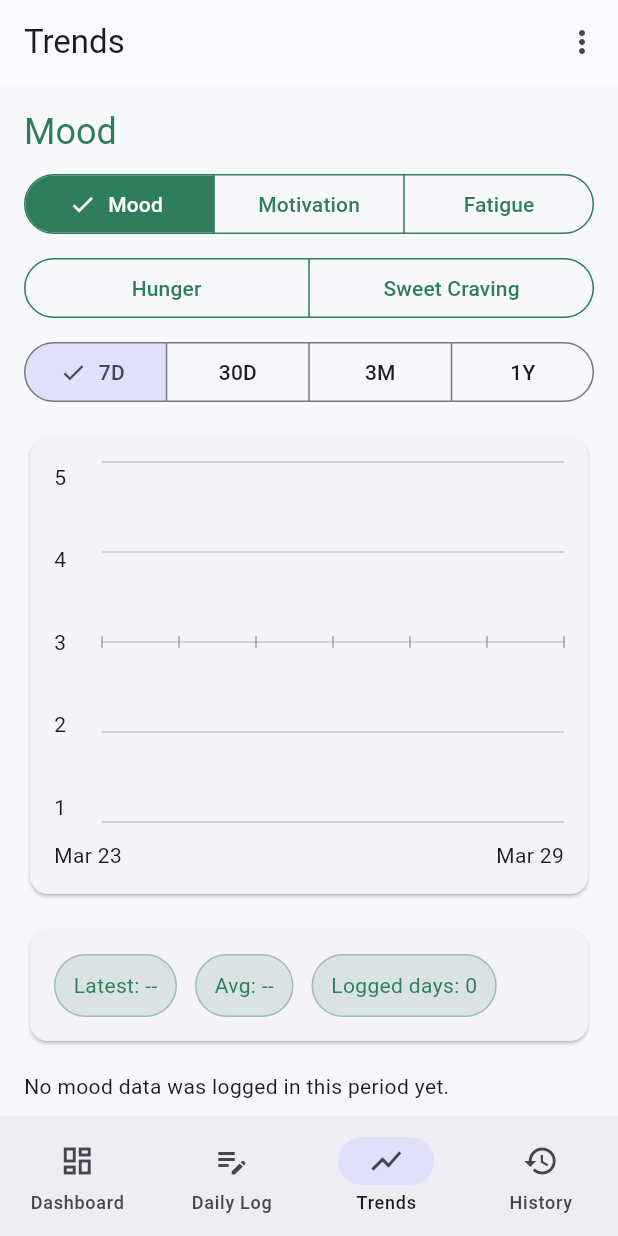
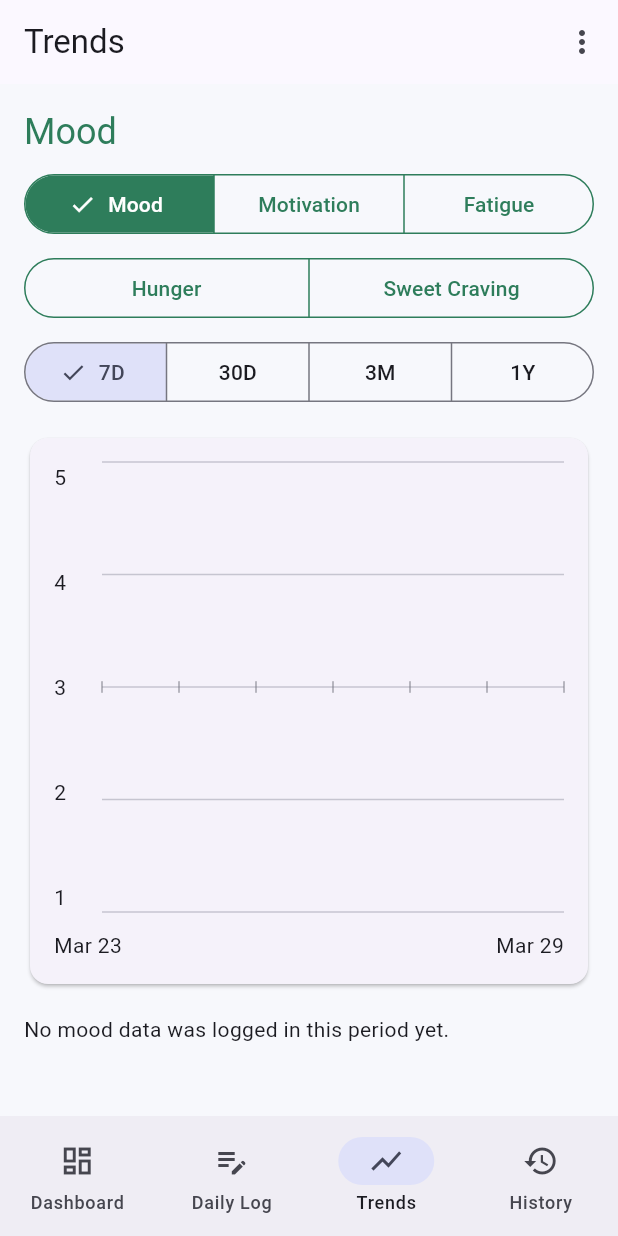
Before and after one commit to EriMidorikawa/mood_tracker, a Flutter app: the screen it shows after launch, item 3 of the bottom bar chosen, on a phone screen of 412 x 824 dp. Run offline on Flutter 3.47's test engine with Material 3 defaults, Android fonts, the phone set to English and light mode, and no system bars; our stand-ins replace shared_preferences.

Commit message:
Remove summary section below trends chart

```diff
--- a/lib/features/trends/trends_page.dart
+++ b/lib/features/trends/trends_page.dart
@@ -34,14 +34,6 @@ class _TrendsPageState extends State<TrendsPage> {
       metricKey: _selectedMetric.key,
       selectedYear: selectedYear,
     );
-    final loggedValues = series.points
-        .where((point) => point.value != null)
-        .map((point) => point.value!)
-        .toList();
-    final latestValue = loggedValues.isEmpty ? null : loggedValues.last;
-    final averageValue = loggedValues.isEmpty
-        ? null
-        : loggedValues.reduce((sum, value) => sum + value) / loggedValues.length;
 
     return Scaffold(
       appBar: AppBar(
@@ -134,7 +126,7 @@ class _TrendsPageState extends State<TrendsPage> {
                 crossAxisAlignment: CrossAxisAlignment.start,
                 children: [
                   SizedBox(
-                    height: 240,
+                    height: 300,
                     child: _MetricChart(
                       points: series.points,
                       accentColor: metricColor,
@@ -155,43 +147,7 @@ class _TrendsPageState extends State<TrendsPage> {
               ),
             ),
           ),
-          const SizedBox(height: 16),
-          Card(
-            child: Padding(
-              padding: const EdgeInsets.all(16),
-              child: Wrap(
-                spacing: 12,
-                runSpacing: 12,
-                children: [
-                  _SummaryPill(
-                    accentColor: metricColor,
-                    label: 'Latest',
-                    value: latestValue == null
-                        ? '--'
-                        : latestValue.toStringAsFixed(
-                            _selectedRange == _TrendRange.sevenDays ||
-                                    _selectedRange == _TrendRange.thirtyDays
-                                ? 0
-                                : 1,
-                          ),
-                  ),
-                  _SummaryPill(
-                    accentColor: metricColor,
-                    label: 'Avg',
-                    value: averageValue == null
-                        ? '--'
-                        : averageValue.toStringAsFixed(1),
-                  ),
-                  _SummaryPill(
-                    accentColor: metricColor,
-                    label: series.summaryLabel,
-                    value: '${series.loggedCount}',
-                  ),
-                ],
-              ),
-            ),
-          ),
-          if (loggedValues.isEmpty) ...[
+          if (series.loggedCount == 0) ...[
             const SizedBox(height: 16),
             Text(
               'No ${_selectedMetric.label.toLowerCase()} data was logged in this period yet.',
@@ -449,34 +405,6 @@ class _MonthAxisLabels extends StatelessWidget {
   }
 }
 
-class _SummaryPill extends StatelessWidget {
-  const _SummaryPill({
-    required this.accentColor,
-    required this.label,
-    required this.value,
-  });
-
-  final Color accentColor;
-  final String label;
-  final String value;
-
-  @override
-  Widget build(BuildContext context) {
-    return Container(
-      padding: const EdgeInsets.symmetric(horizontal: 12, vertical: 10),
-      decoration: BoxDecoration(
-        color: accentColor.withValues(alpha: 0.14),
-        borderRadius: BorderRadius.circular(999),
-        border: Border.all(color: accentColor.withValues(alpha: 0.35)),
-      ),
-      child: Text(
-        '$label: $value',
-        style: TextStyle(color: accentColor),
-      ),
-    );
-  }
-}
-
 class _MetricPoint {
   const _MetricPoint({
     required this.date,
@@ -504,7 +432,6 @@ class _TrendSeries {
     required this.points,
     required this.startLabel,
     required this.endLabel,
-    required this.summaryLabel,
     required this.loggedCount,
     required this.showRangeLabels,
     required this.monthMarkers,
@@ -513,7 +440,6 @@ class _TrendSeries {
   final List<_MetricPoint> points;
   final String startLabel;
   final String endLabel;
-  final String summaryLabel;
   final int loggedCount;
   final bool showRangeLabels;
   final List<_MonthMarker> monthMarkers;
@@ -644,7 +570,6 @@ _TrendSeries _buildDailySeries({
     points: points,
     startLabel: _formatShortDate(points.first.date),
     endLabel: _formatShortDate(points.last.date),
-    summaryLabel: 'Logged days',
     loggedCount: valuesByDate.length,
     showRangeLabels: true,
     monthMarkers: const [],
@@ -696,7 +621,6 @@ _TrendSeries _buildWeeklySeries({
     points: points,
     startLabel: _formatShortDate(points.first.date),
     endLabel: _formatShortDate(points.last.date),
-    summaryLabel: 'Logged weeks',
     loggedCount: points.where((point) => point.value != null).length,
     showRangeLabels: false,
     monthMarkers: monthMarkers,
@@ -748,7 +672,6 @@ _TrendSeries _buildThisYearSeries({
     points: points,
     startLabel: _formatShortDate(points.first.date),
     endLabel: _formatShortDate(points.last.date),
-    summaryLabel: 'Logged periods',
     loggedCount: points.where((point) => point.value != null).length,
     showRangeLabels: false,
     monthMarkers: monthMarkers,
```
